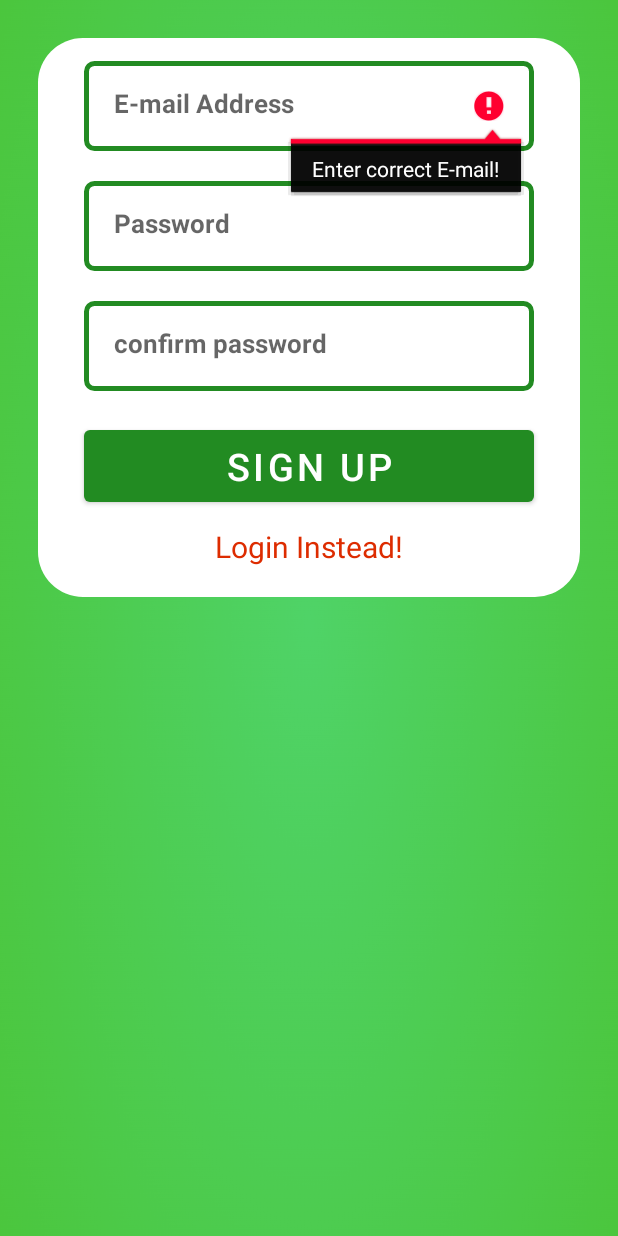
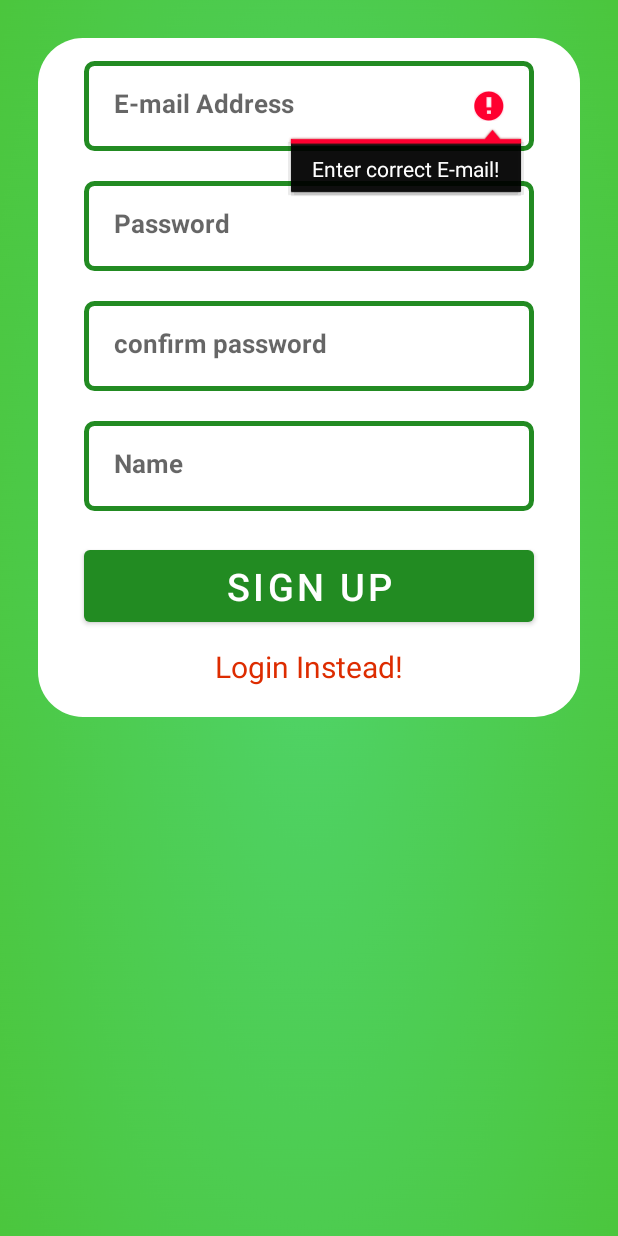
Before and after one commit to bjames236/Waste-BGC1, an Android app: the AdminManageRegister screen opened directly, with no data from a screen before it, after a tap on "SIGN UP", on a phone screen of 412 x 824 dp. Run offline under Robolectric (Android 15) with nearby library versions, the light colour scheme and no system bars; our stand-ins replace Firebase (no records; nobody signed in at launch, a user with empty details on screens opened directly).

```diff
--- a/app/src/main/java/com/example/wastemanagement/Admin/AdminManageRegister.java
+++ b/app/src/main/java/com/example/wastemanagement/Admin/AdminManageRegister.java
@@ -3,6 +3,7 @@ package com.example.wastemanagement.Admin;
 import android.app.ProgressDialog;
 import android.content.Intent;
 import android.os.Bundle;
+import android.text.TextUtils;
 import android.view.View;
 import android.widget.Button;
 import android.widget.EditText;
@@ -25,7 +26,7 @@ import java.util.HashMap;
 
 public class AdminManageRegister extends AppCompatActivity {
     private TextView loginInstead;
-    private EditText emailAdd, password, confirmPassword, phoneNumber, houseAddress,fullName;
+    private EditText emailAdd, password, confirmPassword, phoneNumber, houseAddress,name;
     private Button registerBtn;
     private DatabaseReference databaseReference;
     String emailPattern = "[a-zA-Z0-9._-]+@[a-z]+\\.+[a-z]+";
@@ -56,7 +57,7 @@ public class AdminManageRegister extends AppCompatActivity {
         emailAdd = (EditText) findViewById(R.id.rgt_emailAddress);
         password = (EditText) findViewById(R.id.rgt_password);
         confirmPassword = (EditText) findViewById(R.id.rgt_confirmpassword);
-
+        name = (EditText) findViewById(R.id.rgt_fullname);
 
         //Button
         registerBtn = (Button) findViewById(R.id.registerButton);
@@ -73,7 +74,7 @@ public class AdminManageRegister extends AppCompatActivity {
         String email = emailAdd.getText().toString();
         String pass = password.getText().toString();
         String confirmPass = confirmPassword.getText().toString();
-
+        String Name = name.getText().toString();
 
         if (!email.matches(emailPattern)) {
             emailAdd.setError("Enter correct E-mail!");
@@ -84,13 +85,16 @@ public class AdminManageRegister extends AppCompatActivity {
         } else if (! pass.equals(confirmPass)) {
             confirmPassword.setError("Password does not match!");
             Toast.makeText(this,"Password does not match...", Toast.LENGTH_SHORT).show();
-        }else {
-            register(email, pass);
+        }else if (TextUtils.isEmpty(Name)) {
+            name.setError("Enter your name");
+            Toast.makeText(this, "Please write your name...", Toast.LENGTH_SHORT).show();
+        }else{
+            register(email, pass, Name);
         }
 
     }
 
-    private void register(String email, String pass) {
+    private void register(String email, String pass, String Name) {
         loadBar.setTitle("Creating Account");
         loadBar.setMessage("Please wait, we are currently checking your credentials.");
         loadBar.setCanceledOnTouchOutside(false);
@@ -109,6 +113,7 @@ public class AdminManageRegister extends AppCompatActivity {
                     hashMap.put("userId", userId);
                     hashMap.put("email", email);
                     hashMap.put("password", pass);
+                    hashMap.put("name", Name);
 
 
                     databaseReference.setValue(hashMap).addOnCompleteListener(new OnCompleteListener<Void>() {
--- a/app/src/main/res/layout/activity_admin_manage_register.xml
+++ b/app/src/main/res/layout/activity_admin_manage_register.xml
@@ -73,11 +73,29 @@
             android:textSize="17sp"
             android:textStyle="bold" />
 
+        <EditText
+            android:id="@+id/rgt_fullname"
+            android:layout_width="300dp"
+            android:layout_height="60dp"
+            android:layout_below="@id/rgt_confirmpassword"
+            android:layout_centerHorizontal="true"
+            android:layout_marginTop="20dp"
+            android:background="@drawable/input_background"
+            android:drawablePadding="10dp"
+            android:ems="10"
+            android:hint="Name"
+            android:inputType="textPersonName"
+            android:padding="20dp"
+            android:textColor="@color/black"
+            android:textSize="17sp"
+            android:drawableTint="@color/colorPrimaryDark"
+            android:textStyle="bold" />
+
         <Button
             android:id="@+id/registerButton"
             android:layout_width="300dp"
             android:layout_height="60dp"
-            android:layout_below="@id/rgt_confirmpassword"
+            android:layout_below="@id/rgt_fullname"
             android:layout_centerHorizontal="true"
             android:layout_marginTop="20dp"
             android:text="Sign Up"
```
Also changed, not shown: app/src/main/java/com/example/wastemanagement/Admin/AdminDashboard_1.java (+20 -5 lines), app/src/main/java/com/example/wastemanagement/Admin/AdminManage.java (+27 -0 lines), app/src/main/java/com/example/wastemanagement/Admin/AdminManageLogin.java (+0 -8 lines), app/src/main/java/com/example/wastemanagement/Awareness/AwarenessAdd.java (+9 -0 lines), app/src/main/java/com/example/wastemanagement/Dashboard.java (+20 -4 lines), app/src/main/java/com/example/wastemanagement/trashToCash/ShopList.java (+0 -9 lines), app/src/main/res/layout/activity_admin_manage.xml (+12 -1 lines), app/src/main/res/layout/activity_admin_manage_login.xml (+0 -11 lines), app/src/main/res/layout/activity_awareness_add.xml (+13 -3 lines), app/src/main/res/layout/activity_shop_list.xml (+0 -8 lines).
